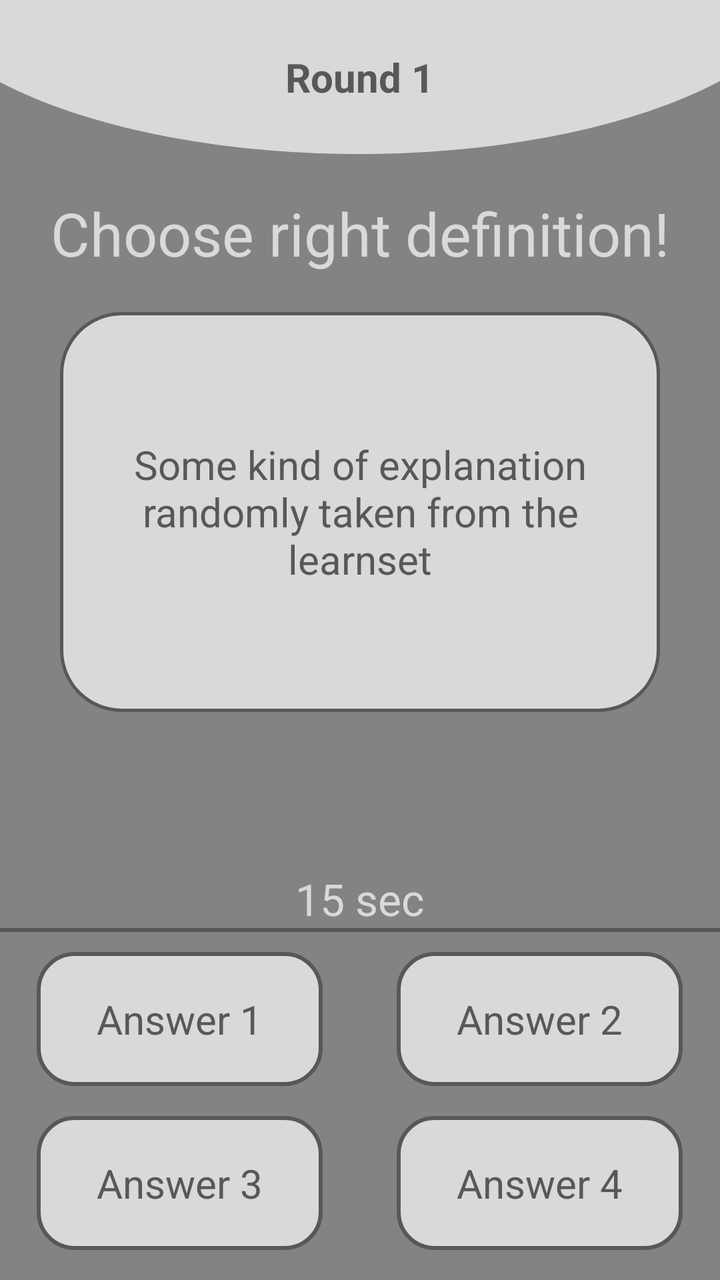
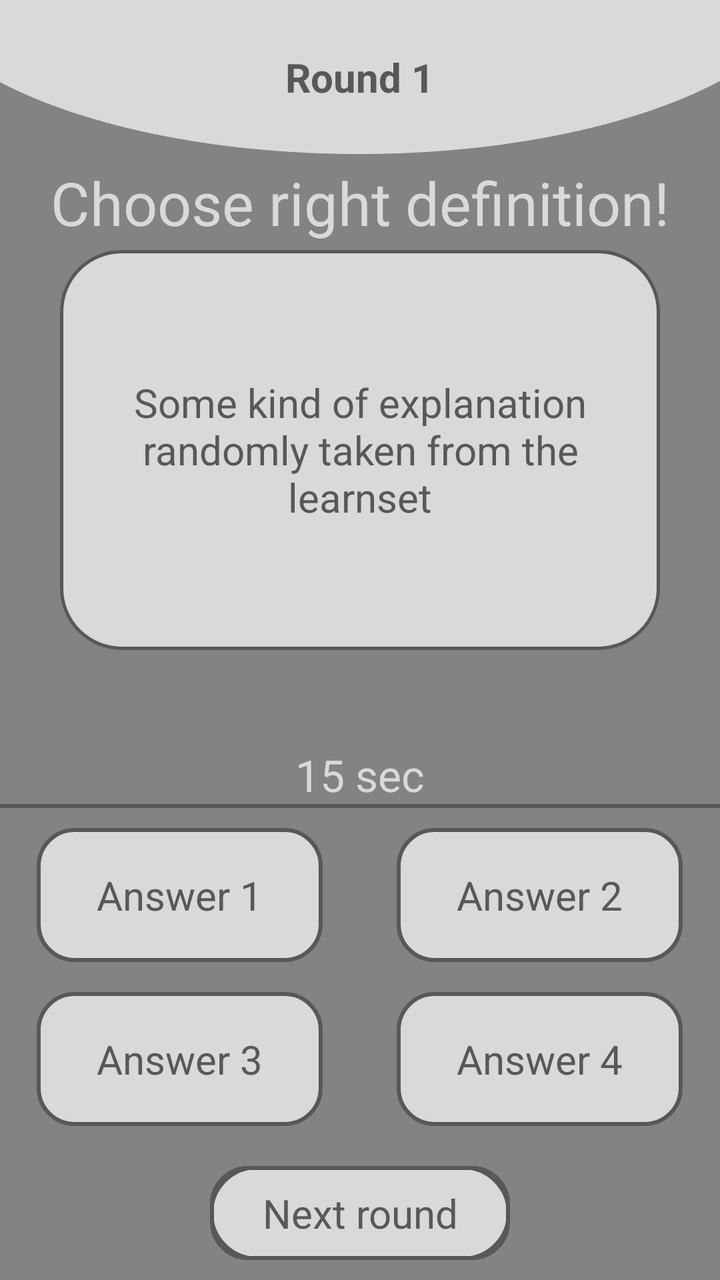

Before-and-after screenshots of an Android layout around one commit, followed by the original layout XML and the change that was made.
<!-- AndroidManifest.xml: application theme Theme.Nightlearn -->
<!-- res/layout/fragment_game_match_cards.xml -->
<?xml version="1.0" encoding="utf-8"?>
<androidx.constraintlayout.widget.ConstraintLayout xmlns:android="http://schemas.android.com/apk/res/android"
    xmlns:app="http://schemas.android.com/apk/res-auto"
    xmlns:tools="http://schemas.android.com/tools"
    android:layout_width="match_parent"
    android:layout_height="match_parent"
    tools:context=".fragments.game.GameMatchCardsFragment">


    <LinearLayout
        android:id="@+id/llMatchCardsTitle"
        android:layout_width="match_parent"
        android:layout_height="wrap_content"
        android:background="@drawable/background_top"
        android:gravity="center"
        android:paddingVertical="25dp"
        app:layout_constraintTop_toTopOf="parent">

        <TextView
            android:id="@+id/tvMatchCardsRound"
            android:layout_width="wrap_content"
            android:layout_height="wrap_content"
            android:text="Round 1"
            android:textSize="20dp"
            android:textStyle="bold" />

    </LinearLayout>

    <TextView
        android:id="@+id/tvMatchCardsSubTitle"
        android:layout_width="match_parent"
        android:layout_height="wrap_content"
        android:gravity="center"
        android:text="Choose right definition!"
        android:textSize="30dp"
        android:textColor="@color/brightGray"
        app:layout_constraintBottom_toTopOf="@+id/linearLayout2"
        app:layout_constraintTop_toBottomOf="@+id/llMatchCardsTitle" />

    <LinearLayout
        android:id="@+id/linearLayout2"
        android:layout_width="300dp"
        android:layout_height="200dp"
        android:background="@drawable/flashcard_background"
        app:layout_constraintBottom_toTopOf="@+id/llMatchCardsButtons"
        app:layout_constraintEnd_toEndOf="parent"
        app:layout_constraintStart_toStartOf="parent"
        app:layout_constraintTop_toBottomOf="@+id/llMatchCardsTitle">

        <TextView
            android:id="@+id/tvMatchCardsQuestionExplanation"
            android:layout_width="match_parent"
            android:layout_height="match_parent"
            android:gravity="center"
            android:padding="10dp"
            android:text="Some kind of explanation randomly taken from the learnset"
            android:textSize="20dp" />


    </LinearLayout>


    <LinearLayout
        android:id="@+id/llMatchCardsButtons"
        android:layout_width="match_parent"
        android:layout_height="wrap_content"
        android:orientation="vertical"
        app:layout_constraintBottom_toBottomOf="parent">

        <TextView
            android:id="@+id/tvMatchCardsTime"
            android:layout_width="match_parent"
            android:layout_height="wrap_content"
            android:text="15 sec"
            android:gravity="center"
            android:textSize="22dp"
            android:textColor="@color/brightGray"/>

        <View
            android:layout_width="match_parent"
            android:layout_height="2dp"
            android:background="@color/darkGray"
            android:layout_marginBottom="10dp"/>

        <LinearLayout
            android:layout_width="match_parent"
            android:layout_height="wrap_content"
            android:orientation="horizontal"
            android:weightSum="2">

            <LinearLayout
                android:layout_width="wrap_content"
                android:layout_height="wrap_content"
                android:layout_weight="1"
                android:gravity="center">

                    <TextView
                        android:id="@+id/btnMatchCardsAnswer1"
                        android:layout_width="wrap_content"
                        android:layout_height="wrap_content"
                        android:paddingHorizontal="30dp"
                        android:paddingVertical="20dp"
                        android:textSize="20dp"
                        android:text="Answer 1"
                        android:textColor="@color/alert_dialog_textcolor_focused"
                        android:gravity="center"
                        android:background="@drawable/btn_background"/>


            </LinearLayout>

            <LinearLayout
                android:layout_width="wrap_content"
                android:layout_height="wrap_content"
                android:layout_weight="1"
                android:gravity="center">

                <TextView
                    android:id="@+id/btnMatchCardsAnswer2"
                    android:layout_width="wrap_content"
                    android:layout_height="wrap_content"
                    android:paddingHorizontal="30dp"
                    android:paddingVertical="20dp"
                    android:textSize="20dp"
                    android:background="@drawable/btn_background"
                    android:textColor="@color/alert_dialog_textcolor_focused"
                    android:text="Answer 2"/>

            </LinearLayout>


        </LinearLayout>

        <LinearLayout
            android:layout_width="match_parent"
            android:layout_height="wrap_content"
            android:orientation="horizontal"
            android:weightSum="2"
            android:layout_marginVertical="15dp">

            <LinearLayout
                android:layout_width="wrap_content"
                android:layout_height="wrap_content"
                android:layout_weight="1"
                android:gravity="center">

                <TextView
                    android:id="@+id/btnMatchCardsAnswer3"
                    android:layout_width="wrap_content"
                    android:layout_height="wrap_content"
                    android:background="@drawable/btn_background"
                    android:paddingHorizontal="30dp"
                    android:paddingVertical="20dp"
                    android:textColor="@color/alert_dialog_textcolor_focused"
                    android:text="Answer 3"
                    android:textSize="20dp" />

            </LinearLayout>

            <LinearLayout
                android:layout_width="wrap_content"
                android:layout_height="wrap_content"
                android:layout_weight="1"
                android:gravity="center">

                <TextView
                    android:id="@+id/btnMatchCardsAnswer4"
                    android:layout_width="wrap_content"
                    android:layout_height="wrap_content"
                    android:paddingHorizontal="30dp"
                    android:paddingVertical="20dp"
                    android:textSize="20dp"
                    android:textColor="@color/alert_dialog_textcolor_focused"
                    android:background="@drawable/btn_background"
                    android:text="Answer 4"/>

            </LinearLayout>


        </LinearLayout>


    </LinearLayout>


</androidx.constraintlayout.widget.ConstraintLayout>
<!-- resources referenced by this layout -->
<resources>
  <color name="brightGray">#D9D9D9</color>
  <color name="darkGray">#585858</color>
  <!-- drawable background_top (drawable) -->
  <vector xmlns:android="http://schemas.android.com/apk/res/android"
      android:width="320dp"
      android:height="65dp"
      android:viewportWidth="320"
      android:viewportHeight="65">
    <path
        android:pathData="M-44,-15C-44,6.22 -22.56,26.57 15.6,41.57C53.77,56.57 105.53,65 159.5,65C213.47,65 265.23,56.57 303.4,41.57C341.56,26.57 363,6.22 363,-15L159.5,-15L-44,-15Z"
        android:fillColor="#D9D9D9"/>
  </vector>
  <!-- drawable btn_background (drawable) -->
  <shape xmlns:android="http://schemas.android.com/apk/res/android" android:shape="rectangle">
      <corners android:radius="18dp"/>
      <solid android:color="#D9D9D9"/>
      <stroke android:width="2dp" android:color="#585858"/>
  </shape>
  <!-- drawable flashcard_background (drawable) -->
  <shape xmlns:android="http://schemas.android.com/apk/res/android" android:shape="rectangle">
          <corners android:radius="30dp"/>
      <solid android:color="#D9D9D9"/>
      <stroke android:width="1.5dp" android:color="#585858"/>
  
  </shape>
  <style name="Theme.Nightlearn" parent="Theme.MaterialComponents.DayNight.NoActionBar">
          
          <item name="colorPrimary">#D9D9D9</item>
          <item name="colorPrimaryVariant">#D9D9D9</item>
          <item name="colorOnPrimary">#585858</item>
          
          <item name="colorSecondary">#FF585858</item>
          <item name="colorSecondaryVariant">@color/teal_700</item>
          <item name="colorOnSecondary">@color/black</item>
          
          <item name="android:statusBarColor" tools:targetApi="l">?attr/colorPrimaryVariant</item>
          <item name="android:windowBackground">#838383</item>
          <item name="android:textColor">#585858</item>
  
          <item name="android:editTextColor">#585858</item>
          <item name="android:colorControlNormal">#585858</item>
          <item name="android:textColorLink">#0000EE</item>
  
          
  
      </style>
  <color name="teal_700">#FF018786</color>
  <color name="black">#FF000000</color>
</resources>

<!-- the commit's change to res/layout/fragment_game_match_cards.xml (unified diff, before → after) -->
@@ -65,7 +65,8 @@
         android:layout_width="match_parent"
         android:layout_height="wrap_content"
         android:orientation="vertical"
-        app:layout_constraintBottom_toBottomOf="parent">
+        app:layout_constraintBottom_toTopOf="@id/llMatchCardsNextRound"
+        android:layout_marginBottom="5dp">
 
         <TextView
             android:id="@+id/tvMatchCardsTime"
@@ -182,5 +183,28 @@
 
     </LinearLayout>
 
+    <LinearLayout
+        android:id="@+id/llMatchCardsNextRound"
+        android:layout_width="wrap_content"
+        android:layout_height="wrap_content"
+        android:background="@drawable/btn_background"
+        app:layout_constraintBottom_toBottomOf="parent"
+        app:layout_constraintEnd_toEndOf="parent"
+        app:layout_constraintStart_toStartOf="parent"
+        android:layout_marginBottom="10dp">
+
+        <TextView
+            android:layout_width="150dp"
+            android:layout_height="wrap_content"
+            android:background="@drawable/flashcard_transparent_ripple_background"
+            android:gravity="center"
+            android:paddingVertical="10dp"
+            android:text="Next round"
+            android:textColor="@color/darkGray"
+            android:textSize="20sp" />
+
+
+    </LinearLayout>
+
 
 </androidx.constraintlayout.widget.ConstraintLayout>
<!-- resource entries referenced after the edit -->
@@ -25,6 +25,24 @@
       <stroke android:width="1.5dp" android:color="#585858"/>
   
   </shape>
+  <!-- drawable flashcard_transparent_ripple_background (drawable) -->
+  <?xml version="1.0" encoding="utf-8"?>
+  <ripple xmlns:android="http://schemas.android.com/apk/res/android"
+      android:color="#999999">
+      <item android:id="@android:id/mask">
+          <shape android:shape="rectangle">
+              <solid android:color="#999999" />
+              <corners android:radius="30dp"/>
+          </shape>
+      </item>
+      <item>
+          <shape android:shape="rectangle">
+              <corners android:radius="30dp"/>
+              <solid android:color="@color/transparent"/>
+              <stroke android:width="1.5dp" android:color="@color/darkGray"/>
+          </shape>
+      </item>
+  </ripple>
   <style name="Theme.Nightlearn" parent="Theme.MaterialComponents.DayNight.NoActionBar">
           
           <item name="colorPrimary">#D9D9D9</item>
@@ -46,6 +64,7 @@
           
   
       </style>
+  <color name="transparent">#00000000</color>
   <color name="teal_700">#FF018786</color>
   <color name="black">#FF000000</color>
 </resources>
